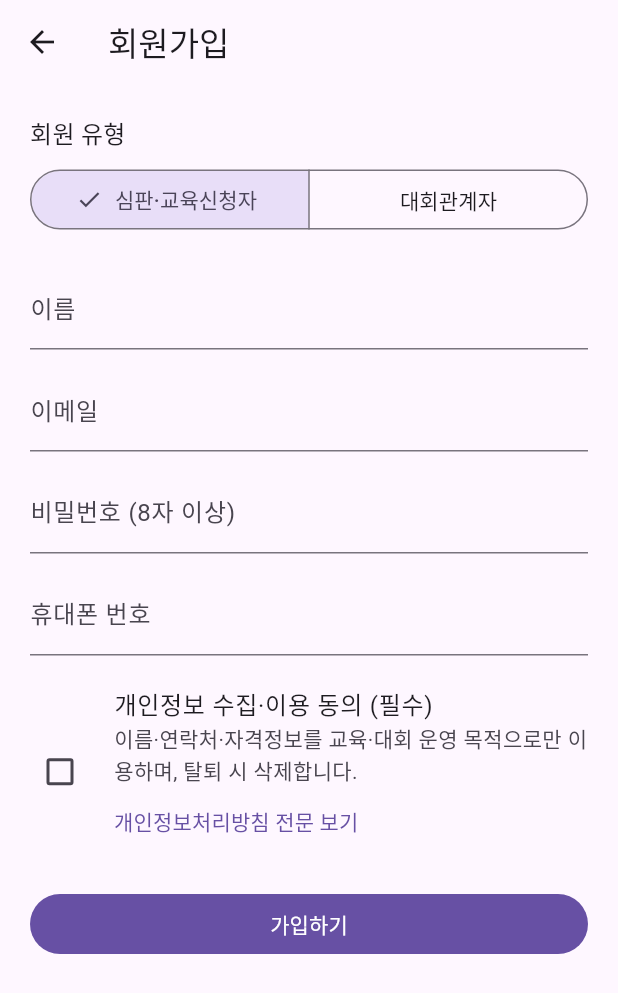
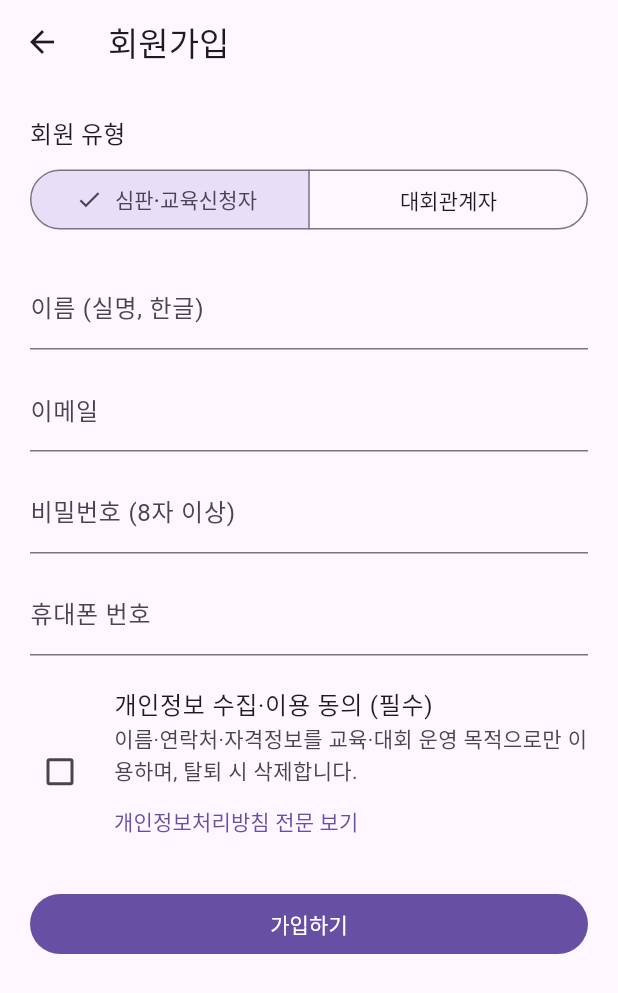
Before and after one commit to jiwon-ai/winref, a Flutter app: the SignupScreen screen opened directly, on a phone screen of 412 x 824 dp. Shown: the top 993 px of the screen. Run offline on Flutter 3.47's test engine with Material 3 defaults, Android fonts, the phone set to English and light mode, and no system bars; our stand-ins replace file_picker, firebase_core, firebase_messaging, pdf, printing, supabase_flutter and 2 more; missing offline and left inert: dart:js_interop, dart:ui_web; accounts and stored records are empty.

Commit message:
chore: 회원가입 이름 칸에 '실명, 한글' 표시
Co-Authored-By: Claude Opus 5.5 <noreply@anthropic.com>
Claude-Session: https://claude.ai/code/session_01LoRTHzmmYn6LtxUNU6apzA

```diff
--- a/app/lib/screens/auth.dart
+++ b/app/lib/screens/auth.dart
@@ -334,7 +334,7 @@ class _SignupScreenState extends State<SignupScreen> {
                 child: Text('대회관계자는 관리자 승인 후 대회 등록이 가능합니다.', style: TextStyle(color: Brand.muted, fontSize: 13)),
               ),
             const SizedBox(height: 20),
-            _f(_name, '이름', required: true, formatters: koreanNameInput, validator: koreanNameError),
+            _f(_name, '이름 (실명, 한글)', required: true, formatters: koreanNameInput, validator: koreanNameError),
             _f(_email, '이메일', required: true, type: TextInputType.emailAddress, validator: (v) {
               return v != null && v.contains('@') ? null : '이메일 형식이 아닙니다';
             }),
```
